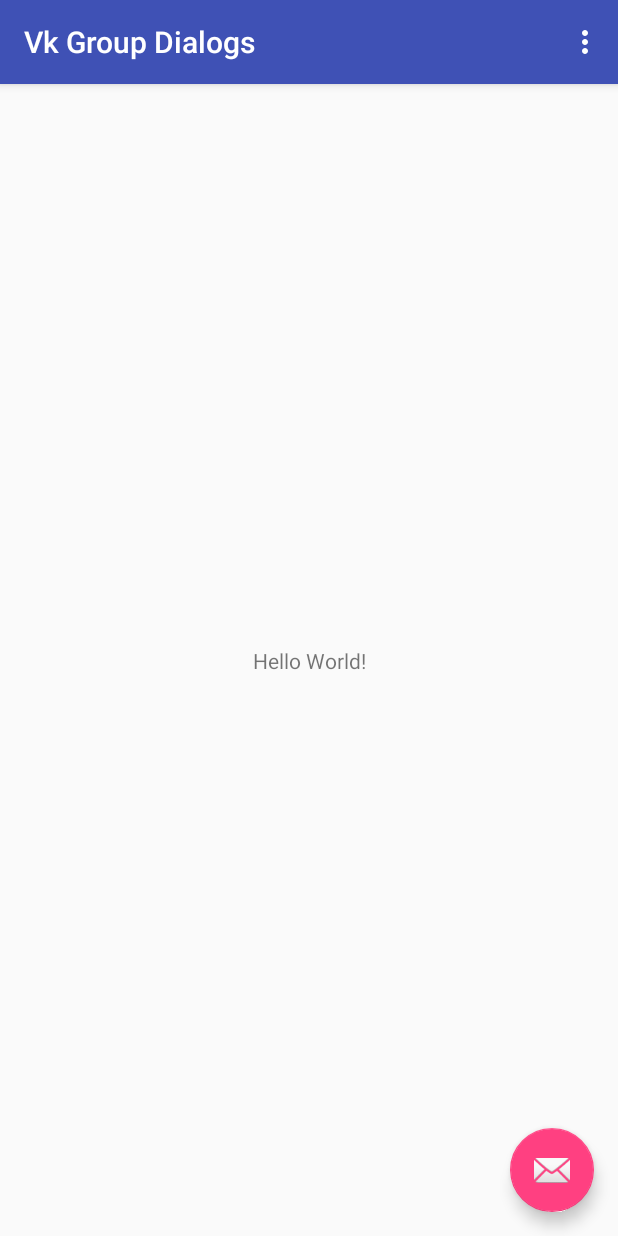
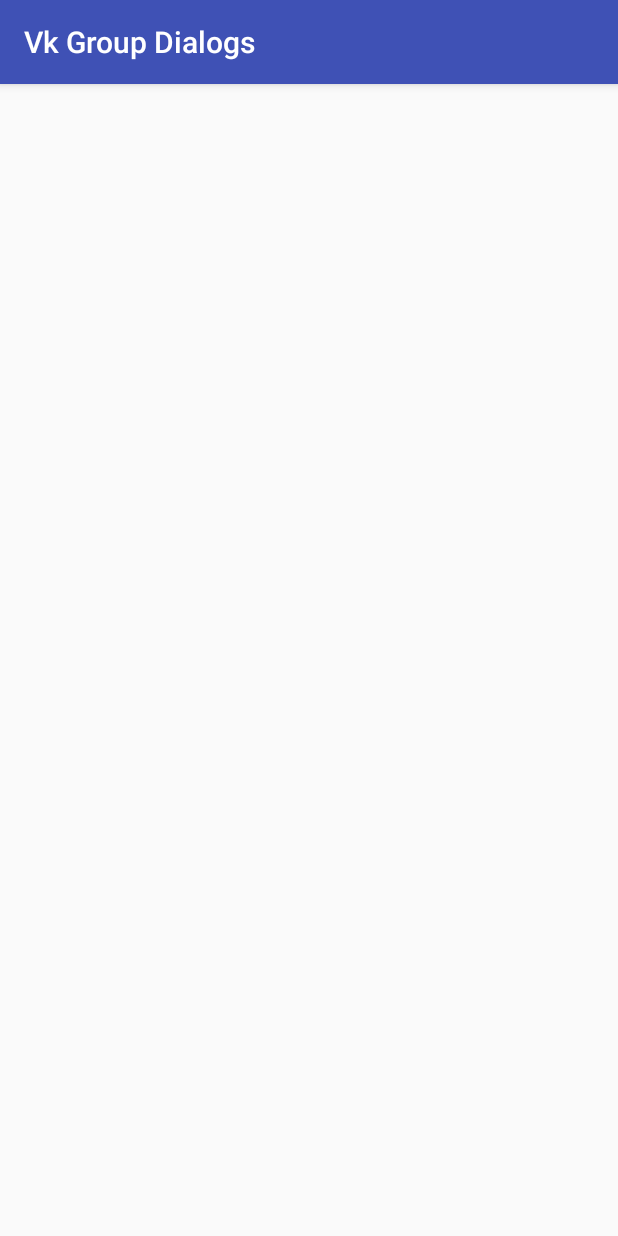
Before and after one commit to genaforvena/VkDialogsArchComponents, an Android app: the screen it shows after launch (MainActivity), on a phone screen of 412 x 824 dp. Run offline under Robolectric (Android 15) with nearby library versions, the phone set to English and light mode, and no system bars.

```diff
--- a/app/src/main/java/org/imozerov/vkgroupdialogs/MainActivity.kt
+++ b/app/src/main/java/org/imozerov/vkgroupdialogs/MainActivity.kt
@@ -9,31 +9,13 @@ import android.view.MenuItem
 import kotlinx.android.synthetic.main.activity_main.*
 
 class MainActivity : AppCompatActivity() {
-
     override fun onCreate(savedInstanceState: Bundle?) {
         super.onCreate(savedInstanceState)
         setContentView(R.layout.activity_main)
         setSupportActionBar(toolbar)
-
-        fab.setOnClickListener { view ->
-            Snackbar.make(view, "Replace with your own action", Snackbar.LENGTH_LONG)
-                    .setAction("Action", null).show()
-        }
     }
 
     override fun onCreateOptionsMenu(menu: Menu): Boolean {
-        // Inflate the menu; this adds items to the action bar if it is present.
-        menuInflater.inflate(R.menu.menu_main, menu)
-        return true
-    }
-
-    override fun onOptionsItemSelected(item: MenuItem): Boolean {
-        // Handle action bar item clicks here. The action bar will
-        // automatically handle clicks on the Home/Up button, so long
-        // as you specify a parent activity in AndroidManifest.xml.
-        return when (item.itemId) {
-            R.id.action_settings -> true
-            else -> super.onOptionsItemSelected(item)
-        }
+        return false
     }
 }
--- a/app/src/main/res/layout/activity_main.xml
+++ b/app/src/main/res/layout/activity_main.xml
@@ -22,12 +22,4 @@
 
     <include layout="@layout/content_main" />
 
-    <android.support.design.widget.FloatingActionButton
-        android:id="@+id/fab"
-        android:layout_width="wrap_content"
-        android:layout_height="wrap_content"
-        android:layout_gravity="bottom|end"
-        android:layout_margin="@dimen/fab_margin"
-        app:srcCompat="@android:drawable/ic_dialog_email" />
-
 </android.support.design.widget.CoordinatorLayout>
--- a/app/src/main/res/layout/content_main.xml
+++ b/app/src/main/res/layout/content_main.xml
@@ -1,20 +1,7 @@
 <?xml version="1.0" encoding="utf-8"?>
-<android.support.constraint.ConstraintLayout xmlns:android="http://schemas.android.com/apk/res/android"
-    xmlns:app="http://schemas.android.com/apk/res-auto"
-    xmlns:tools="http://schemas.android.com/tools"
+<FrameLayout xmlns:android="http://schemas.android.com/apk/res/android"
+    android:id="@+id/fragment_container"
     android:layout_width="match_parent"
     android:layout_height="match_parent"
-    app:layout_behavior="@string/appbar_scrolling_view_behavior"
-    tools:context="org.imozerov.vkgroupdialogs.MainActivity"
-    tools:showIn="@layout/activity_main">
-
-    <TextView
-        android:layout_width="wrap_content"
-        android:layout_height="wrap_content"
-        android:text="Hello World!"
-        app:layout_constraintBottom_toBottomOf="parent"
-        app:layout_constraintLeft_toLeftOf="parent"
-        app:layout_constraintRight_toRightOf="parent"
-        app:layout_constraintTop_toTopOf="parent" />
-
-</android.support.constraint.ConstraintLayout>
+    android:orientation="vertical">
+</FrameLayout>
--- a/app/src/main/res/menu/menu_main.xml
+++ /dev/null
@@ -1,10 +0,0 @@
-<menu xmlns:android="http://schemas.android.com/apk/res/android"
-    xmlns:app="http://schemas.android.com/apk/res-auto"
-    xmlns:tools="http://schemas.android.com/tools"
-    tools:context="org.imozerov.vkgroupdialogs.MainActivity">
-    <item
-        android:id="@+id/action_settings"
-        android:orderInCategory="100"
-        android:title="@string/action_settings"
-        app:showAsAction="never" />
-</menu>
```
Also changed, not shown: app/build.gradle (+7 -0 lines), build.gradle (+10 -0 lines).
